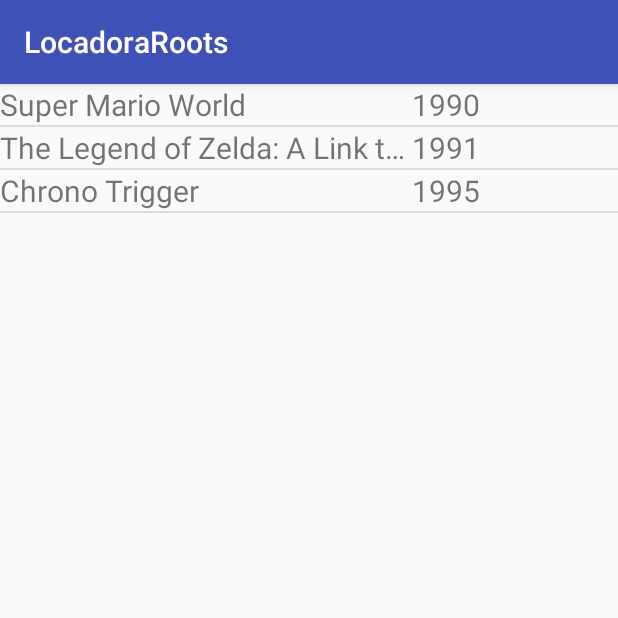
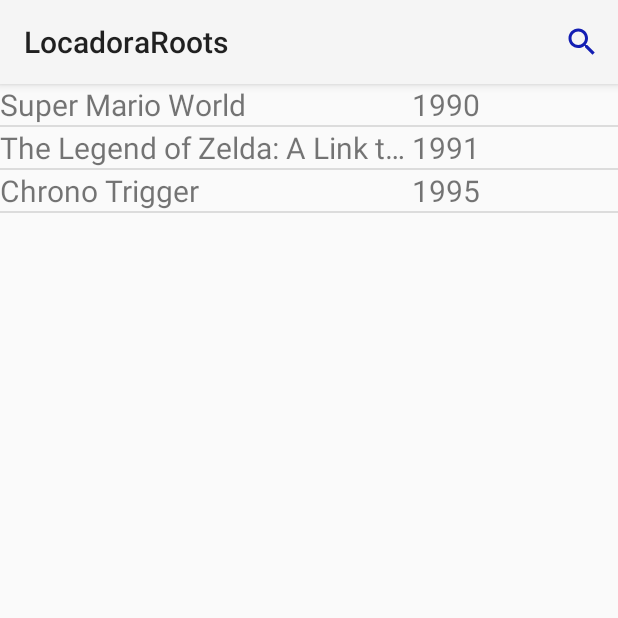
Before and after one commit to CWISoftware/treinamento-android, an Android app: the screen it shows after launch (MainActivity), on a phone screen of 412 x 824 dp, the top half of it. Run offline under Robolectric (Android 15) with nearby library versions, the phone set to English and light mode, and no system bars.

Commit message:
feat(Locadora): adicionar novos ícones e toolbar.

```diff
--- a/dia03/LocadoraRoots/app/src/main/AndroidManifest.xml
+++ b/dia03/LocadoraRoots/app/src/main/AndroidManifest.xml
@@ -10,7 +10,7 @@
         android:label="@string/app_name"
         android:roundIcon="@mipmap/ic_launcher_round"
         android:supportsRtl="true"
-        android:theme="@style/AppTheme">
+        android:theme="@style/Theme.AppCompat.Light.NoActionBar">
         <activity android:name=".MainActivity">
             <intent-filter>
                 <action android:name="android.intent.action.MAIN" />
--- a/dia03/LocadoraRoots/app/src/main/java/br/com/cwi/cursoandroid/locadoraroots/DetalheJogoSnesActivity.java
+++ b/dia03/LocadoraRoots/app/src/main/java/br/com/cwi/cursoandroid/locadoraroots/DetalheJogoSnesActivity.java
@@ -22,10 +22,12 @@
         setContentView(R.layout.activity_detalhe_jogo_snes);
         initComponents();
         loadData();
+
     }
 
     private void loadData() {
         this.jogo = (JogoSnes)getIntent().getSerializableExtra(Constantes.USUARIO_DETALHE);
+        setTitle(this.jogo.getTitulo());
         this.lblTitulo.setText(this.jogo.getTitulo());
         this.lblTipo.setText(this.jogo.getTipo());
         //this.lblAnoLancamento.setText(String.valueOf(this.jogo.getAnoLancamento()));
--- a/dia03/LocadoraRoots/app/src/main/java/br/com/cwi/cursoandroid/locadoraroots/MainActivity.java
+++ b/dia03/LocadoraRoots/app/src/main/java/br/com/cwi/cursoandroid/locadoraroots/MainActivity.java
@@ -4,6 +4,10 @@
 import android.content.Intent;
 import android.support.v7.app.AppCompatActivity;
 import android.os.Bundle;
+import android.support.v7.widget.Toolbar;
+import android.view.Menu;
+import android.view.MenuInflater;
+import android.view.MenuItem;
 import android.view.View;
 import android.view.ViewGroup;
 import android.widget.AdapterView;
@@ -32,6 +36,8 @@
     }
 
     private void initComponents() {
+        Toolbar myToolbar = (Toolbar) findViewById(R.id.toolBarMain);
+        setSupportActionBar(myToolbar);
         lstJogos = (ListView)findViewById(R.id.lstJogos);
         final List<String> titulos = Arrays.asList(
                 "Super Mario Kart",
@@ -67,4 +73,23 @@
             }
         });
     }
+
+    @Override
+    public boolean onCreateOptionsMenu(Menu menu) {
+        MenuInflater menuInflater = getMenuInflater();
+        menuInflater.inflate(R.menu.main_menu, menu);
+        return true;
+    }
+
+    @Override
+    public boolean onOptionsItemSelected(MenuItem item) {
+
+        switch (item.getItemId()) {
+            case R.id.itemBusca:
+                Toast.makeText(this, "TODO: pesquisar", Toast.LENGTH_LONG).show();
+                return true;
+            default:
+                return super.onOptionsItemSelected(item);
+        }
+    }
 }
--- /dev/null
+++ b/dia03/LocadoraRoots/app/src/main/res/drawable/ic_busca.xml
@@ -0,0 +1,9 @@
+<vector xmlns:android="http://schemas.android.com/apk/res/android"
+        android:width="24dp"
+        android:height="24dp"
+        android:viewportWidth="24.0"
+        android:viewportHeight="24.0">
+    <path
+        android:fillColor="#131eb3"
+        android:pathData="M15.5,14h-0.79l-0.28,-0.27C15.41,12.59 16,11.11 16,9.5 16,5.91 13.09,3 9.5,3S3,5.91 3,9.5 5.91,16 9.5,16c1.61,0 3.09,-0.59 4.23,-1.57l0.27,0.28v0.79l5,4.99L20.49,19l-4.99,-5zM9.5,14C7.01,14 5,11.99 5,9.5S7.01,5 9.5,5 14,7.01 14,9.5 11.99,14 9.5,14z"/>
+</vector>
--- a/dia03/LocadoraRoots/app/src/main/res/layout/activity_main.xml
+++ b/dia03/LocadoraRoots/app/src/main/res/layout/activity_main.xml
@@ -4,7 +4,17 @@
     xmlns:tools="http://schemas.android.com/tools"
     android:layout_width="match_parent"
     android:layout_height="match_parent"
+    android:orientation="vertical"
     tools:context=".MainActivity">
+
+    <android.support.v7.widget.Toolbar
+        android:id="@+id/toolBarMain"
+        android:layout_width="match_parent"
+        android:layout_height="?attr/actionBarSize"
+        android:background="?attr/colorPrimary"
+        android:elevation="4dp"
+        android:theme="@style/ThemeOverlay.AppCompat.ActionBar"
+        app:popupTheme="@style/ThemeOverlay.AppCompat.Light" />
 
     <ListView
         android:id="@+id/lstJogos"
--- /dev/null
+++ b/dia03/LocadoraRoots/app/src/main/res/menu/main_menu.xml
@@ -0,0 +1,10 @@
+<?xml version="1.0" encoding="utf-8"?>
+<menu xmlns:android="http://schemas.android.com/apk/res/android"
+    xmlns:app="http://schemas.android.com/apk/res-auto">
+    <item
+        android:id="@+id/itemBusca"
+        android:title="@string/buscar"
+        android:icon="@drawable/ic_busca"
+        app:showAsAction="ifRoom"
+        />
+</menu>
--- a/dia03/LocadoraRoots/app/src/main/res/values/strings.xml
+++ b/dia03/LocadoraRoots/app/src/main/res/values/strings.xml
@@ -1,3 +1,4 @@
 <resources>
     <string name="app_name">LocadoraRoots</string>
+    <string name="buscar">Buscar</string>
 </resources>
```
Also changed, not shown: dia03/LocadoraRoots/app/src/main/ic_launcher-web.png (added), dia03/LocadoraRoots/app/src/main/ic_launcher_round-web.png (added), dia03/LocadoraRoots/app/src/main/res/mipmap-hdpi/ic_launcher.png, dia03/LocadoraRoots/app/src/main/res/mipmap-hdpi/ic_launcher_round.png, dia03/LocadoraRoots/app/src/main/res/mipmap-mdpi/ic_launcher.png, dia03/LocadoraRoots/app/src/main/res/mipmap-mdpi/ic_launcher_round.png, dia03/LocadoraRoots/app/src/main/res/mipmap-xhdpi/ic_launcher.png, dia03/LocadoraRoots/app/src/main/res/mipmap-xhdpi/ic_launcher_round.png, dia03/LocadoraRoots/app/src/main/res/mipmap-xxhdpi/ic_launcher.png, dia03/LocadoraRoots/app/src/main/res/mipmap-xxhdpi/ic_launcher_round.png, dia03/LocadoraRoots/app/src/main/res/mipmap-xxxhdpi/ic_launcher.png, dia03/LocadoraRoots/app/src/main/res/mipmap-xxxhdpi/ic_launcher_round.png.
